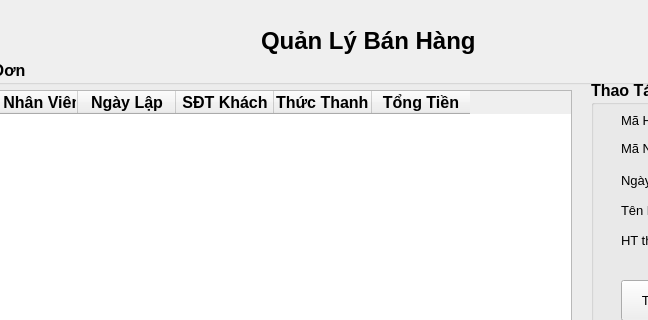
First picture: the form in SDBH.ui, repository Quan-ITTB/CDN, before the edit; both pictures show x 169 to 817 and y 0 to 320 of the 1230 by 878 pixel window.
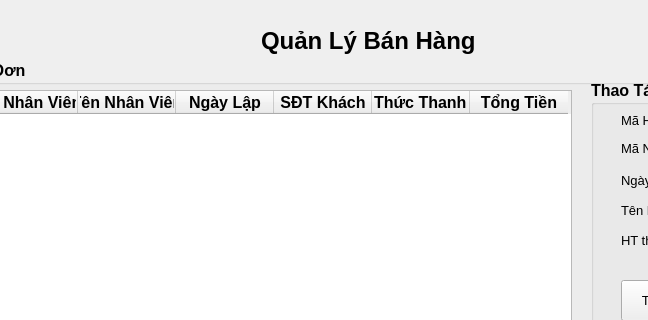
Second picture: the form after the edit.

```diff
--- a/SDBH.ui
+++ b/SDBH.ui
@@ -43,7 +43,7 @@
       </rect>
      </property>
      <property name="columnCount">
-      <number>6</number>
+      <number>7</number>
      </property>
      <attribute name="horizontalHeaderMinimumSectionSize">
       <number>48</number>
@@ -61,6 +61,11 @@
        <string>Mã Nhân Viên</string>
       </property>
      </column>
+     <column>
+      <property name="text">
+       <string>Tên Nhân Viên</string>
+      </property>
+     </column>
      <column>
       <property name="text">
        <string>Ngày Lập</string>
```
